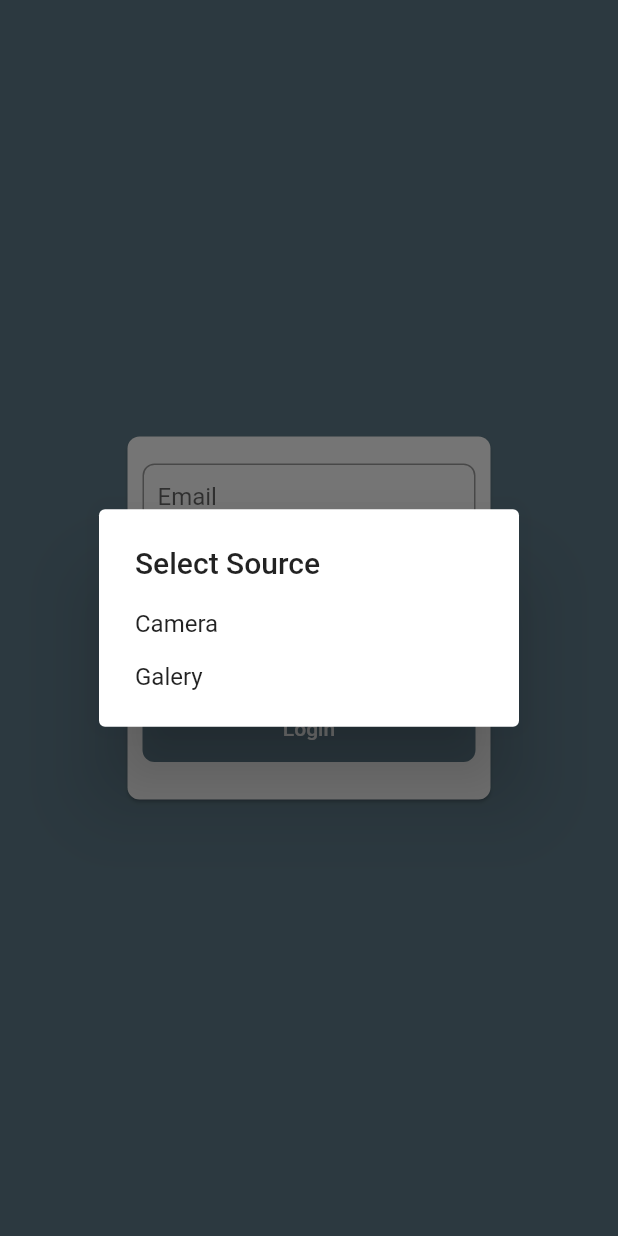
After one commit to pristyan/Fluvie, a Flutter app: the Login screen opened directly, after a tap on the "event" icon, on a phone screen of 412 x 824 dp. The commit adds this screen. Run offline on Flutter 3.47's test engine with Material 2 defaults, Android fonts, the phone set to English and light mode, and no system bars; our stand-ins replace fluttertoast, smooth_star_rating; network calls fail.

```diff
--- a/lib/list/movie_item_list.dart
+++ b/lib/list/movie_item_list.dart
@@ -105,7 +105,6 @@ Widget movieItemList(BuildContext context, Movie movie) => Container(
       ),
     );
 
-
 class MovieList extends StatelessWidget {
   final List<Movie> items;
 
--- a/lib/main.dart
+++ b/lib/main.dart
@@ -1,6 +1,7 @@
 import 'package:flutter/material.dart';
 import 'package:flutter_movie/navigation/routes.dart';
 import 'package:flutter_movie/ui/home/home.dart';
+import 'package:flutter_movie/ui/login/login.dart';
 
 void main() => runApp(MyApp());
 
--- a/lib/model/cast_model.dart
+++ b/lib/model/cast_model.dart
@@ -47,10 +47,8 @@ class CastModel {
       "http://www.classicindiascale.com/wp-content/uploads/2018/06/header-profile-default.png";
 
   String getProfileImage() {
-    if (profilePath == null)
-      return defaultProfile;
-    else
-      return imageBaseUrl + profilePath;
+    if (profilePath == null) return defaultProfile;
+    else return imageBaseUrl + profilePath;
   }
 
   factory CastModel.fromJson(Map<String, dynamic> json) => CastModel(
--- a/lib/ui/favorite/favorite.dart
+++ b/lib/ui/favorite/favorite.dart
@@ -3,15 +3,15 @@ import 'package:flutter/material.dart';
 class Favorite extends StatefulWidget {
   @override
   State<StatefulWidget> createState() => FavoriteState();
-
 }
 
 class FavoriteState extends State<Favorite> {
   @override
   Widget build(BuildContext context) {
     return Scaffold(
-      appBar: AppBar(title: Text("Favorite"),),
+      appBar: AppBar(
+        title: Text("Favorite"),
+      ),
     );
   }
-
 }
--- /dev/null
+++ b/lib/ui/login/login.dart
@@ -0,0 +1,190 @@
+import 'package:flutter/material.dart';
+import 'package:flutter_movie/style/dimens.dart';
+
+class Login extends StatefulWidget {
+  @override
+  State<StatefulWidget> createState() {
+    return LoginState();
+  }
+}
+
+class LoginState extends State<Login> {
+  DateTime selectedDate = DateTime.now();
+
+  Future<Null> selectDate(BuildContext context) async {
+    DateTime picked = await showDatePicker(
+        context: context,
+        initialDate: selectedDate,
+        firstDate: DateTime(2000),
+        lastDate: DateTime.now());
+
+    if (picked != null && picked != selectedDate) {
+      setState(() {
+        selectedDate = picked;
+        print(selectedDate);
+      });
+    }
+  }
+
+  Future<void> openDialog() async {
+    switch (await showDialog(
+        context: context,
+        builder: (BuildContext context) {
+          return SimpleDialog(
+            title: Text("Select Source"),
+            children: <Widget>[
+              SimpleDialogOption(
+                child: Row(
+                  children: <Widget>[
+                    Text("Camera"),
+                  ],
+                ),
+                onPressed: () => Navigator.pop(context, 1),
+              ),
+              SimpleDialogOption(
+                child: Text("Galery"),
+                onPressed: () => Navigator.pop(context, 2),
+              )
+            ],
+          );
+        })) {
+      case 1:
+        print("Camera from case");
+        break;
+      case 2:
+        print("Galery from case");
+        break;
+    }
+  }
+
+  static const List<String> dropDownValues = [
+    "First",
+    "Second",
+    "Third",
+  ];
+
+  String selectedItem = dropDownValues[0];
+
+  String email = "";
+  String password = "";
+
+  bool hidePassword = true;
+  bool rememberMe = false;
+
+  void onClick() {
+    print("$email | $password");
+  }
+
+  OutlineInputBorder buildBorderActiveStyle() => OutlineInputBorder(
+      borderRadius: BorderRadius.all(Radius.circular(marginDefault)),
+      borderSide: BorderSide(color: Colors.yellow[700], width: 1.5));
+
+  OutlineInputBorder buildBorderInactiveStyle() => OutlineInputBorder(
+      borderRadius: BorderRadius.all(Radius.circular(marginDefault)),
+      borderSide: BorderSide(color: Colors.blueGrey, width: 1.0));
+
+  Widget buildEmailField() => SizedBox(
+        height: 45.0,
+        child: TextField(
+          onChanged: (newValue) {
+            setState(() {
+              email = newValue;
+            });
+          },
+          decoration: InputDecoration(
+            contentPadding:
+                EdgeInsets.symmetric(vertical: 12.0, horizontal: 10.0),
+            labelText: "Email",
+            border: buildBorderInactiveStyle(),
+            focusedBorder: buildBorderActiveStyle(),
+          ),
+          keyboardType: TextInputType.emailAddress,
+        ),
+      );
+
+  Widget buildPasswordField() => SizedBox(
+        height: 45.0,
+        child: TextField(
+          onChanged: (newValue) {
+            setState(() {
+              password = newValue;
+            });
+          },
+          decoration: InputDecoration(
+              contentPadding: EdgeInsets.all(10.0),
+              labelText: "Password",
+              border: buildBorderInactiveStyle(),
+              focusedBorder: buildBorderActiveStyle(),
+              suffixIcon: IconButton(
+                padding: EdgeInsets.all(marginSmall),
+                onPressed: () {
+                  setState(() {
+                    hidePassword ? hidePassword = false : hidePassword = true;
+                  });
+                },
+                icon: Icon(
+                    hidePassword ? Icons.visibility_off : Icons.visibility),
+              )),
+          obscureText: hidePassword,
+        ),
+      );
+
+  Widget buildLoginButton() => SizedBox(
+        width: 230.0,
+        height: 45.0,
+        child: FlatButton(
+          onPressed: onClick,
+          child: Text(
+            "Login",
+          ),
+          shape: RoundedRectangleBorder(
+              borderRadius: BorderRadius.all(Radius.circular(8.0))),
+          color: Colors.blueGrey,
+          highlightColor: Colors.blueGrey[900],
+          textColor: Colors.white,
+        ),
+      );
+
+  @override
+  Widget build(BuildContext context) {
+    return Scaffold(
+      body: Container(
+        color: Colors.blueGrey,
+        child: Center(
+          child: SizedBox(
+            width: 250.0,
+            height: 250.0,
+            child: Card(
+              shape: RoundedRectangleBorder(
+                  borderRadius: BorderRadius.all(Radius.circular(8.0))),
+              child: Padding(
+                padding: EdgeInsets.all(10.0),
+                child: Column(
+                  children: <Widget>[
+                    Padding(
+                        padding: EdgeInsets.only(top: marginDefault),
+                        child: buildEmailField()),
+                    Padding(
+                      padding: EdgeInsets.only(top: marginDefault),
+                      child: buildPasswordField(),
+                    ),
+                    IconButton(
+                      icon: Icon(Icons.event),
+                      onPressed: () {
+                        openDialog();
+                      },
+                    ),
+                    Padding(
+                      padding: EdgeInsets.only(top: marginDefault),
+                      child: buildLoginButton(),
+                    ),
+                  ],
+                ),
+              ),
+            ),
+          ),
+        ),
+      ),
+    );
+  }
+}
```
Also changed, not shown: lib/list/cast_item_list.dart (+3 -5 lines), lib/list/crew_item_list.dart (+3 -5 lines), lib/model/movie_model.dart (+8 -5 lines), lib/ui/detail/movie_detail.dart (+8 -16 lines), lib/ui/home/home.dart (+5 -10 lines), lib/ui/playing/now_playing.dart (+3 -9 lines), lib/ui/popular/popular.dart (+3 -11 lines), lib/list/review_item_list.dart (line endings or trailing spaces).
